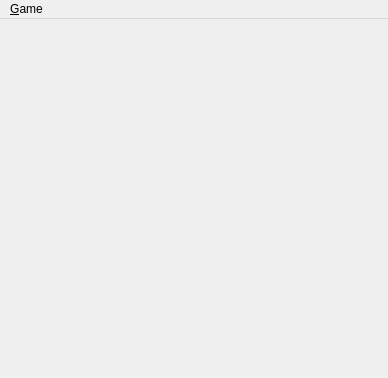
The window that branches/macjariel/src/client/mainwindow.ui (kubos741/kbang) describes before a commit, drawn with Qt 5.
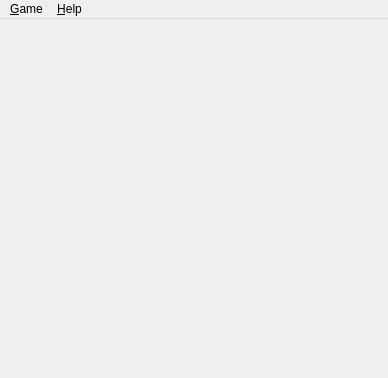
The same window after the commit. Icons and pictures are not drawn. Custom widgets are drawn as their Qt base class.

Patch:
```diff
--- a/branches/macjariel/src/client/mainwindow.ui
+++ b/branches/macjariel/src/client/mainwindow.ui
@@ -635,20 +635,20 @@
     </item>
    </layout>
   </widget>
-  <widget class="QMenuBar" name="menubar" >
-   <property name="geometry" >
+  <widget class="QMenuBar" name="menubar">
+   <property name="geometry">
     <rect>
      <x>0</x>
      <y>0</y>
      <width>388</width>
-     <height>24</height>
+     <height>23</height>
     </rect>
    </property>
    <property name="autoFillBackground" >
     <bool>false</bool>
    </property>
-   <widget class="QMenu" name="menuGame" >
-    <property name="title" >
+   <widget class="QMenu" name="menuGame">
+    <property name="title">
      <string>&amp;Game</string>
     </property>
     <addaction name="mp_actionConnectToServer" />
@@ -659,7 +659,14 @@
     <addaction name="mp_actionLeaveGame" />
     <addaction name="mp_actionExit" />
    </widget>
-   <addaction name="menuGame" />
+   <widget class="QMenu" name="menuHelp">
+    <property name="title">
+     <string>&amp;Help</string>
+    </property>
+    <addaction name="mp_actionAbout"/>
+   </widget>
+   <addaction name="menuGame"/>
+   <addaction name="menuHelp"/>
   </widget>
   <action name="mp_actionConnectToServer" >
    <property name="icon" >
```
Left out of the diff: 418 changed lines with no effect on the pictures.
